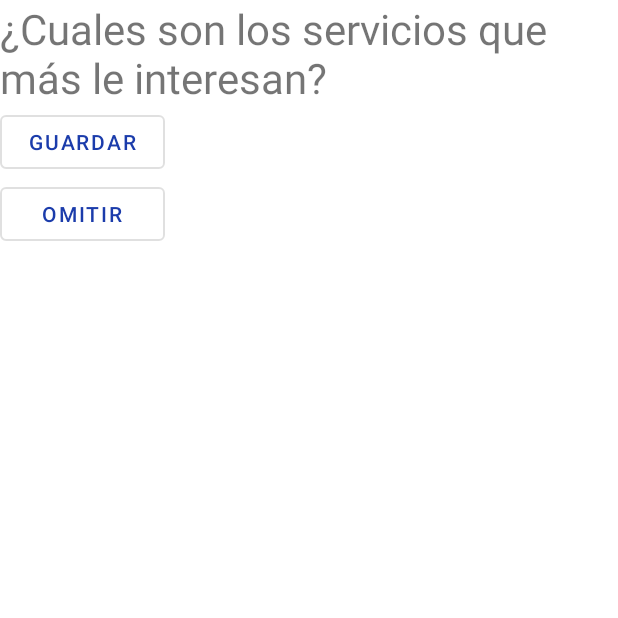
After one commit to anggonzales/SOSS, an Android app: the CategoriaUsuario screen opened directly, with no data from a screen before it, on a phone screen of 412 x 824 dp, the top half of it. The commit adds this screen. Run offline under Robolectric (Android 15) with nearby library versions, the phone set to English and light mode, and no system bars; our stand-ins replace Firebase (no records; nobody signed in at launch, a user with empty details on screens opened directly).

Commit message:
Listar categoria avance

```diff
--- a/app/src/main/AndroidManifest.xml
+++ b/app/src/main/AndroidManifest.xml
@@ -16,7 +16,8 @@
         android:roundIcon="@mipmap/ic_launcher_round"
         android:supportsRtl="true"
         android:theme="@style/AppTheme">
-        <activity android:name=".PagoServicio"></activity>
+        <activity android:name=".CategoriaUsuario"></activity>
+        <activity android:name=".PagoServicio" />
         <activity android:name=".UbicacionServicio" />
         <activity android:name=".DetalleServicio" />
 
--- /dev/null
+++ b/app/src/main/java/com/example/soss/Adapters/CategoriaAdapter.java
@@ -0,0 +1,70 @@
+package com.example.soss.Adapters;
+
+import android.content.Context;
+import android.content.Intent;
+import android.view.LayoutInflater;
+import android.view.View;
+import android.view.ViewGroup;
+import android.widget.Button;
+import android.widget.CheckBox;
+import android.widget.TextView;
+
+import androidx.recyclerview.widget.RecyclerView;
+
+import com.example.soss.Clases.ClsCategoria;
+import com.example.soss.R;
+
+import java.util.ArrayList;
+
+public class CategoriaAdapter extends RecyclerView.Adapter<CategoriaAdapter.ViewHolder> {
+
+    private LayoutInflater inflador;
+    ArrayList<ClsCategoria> datos;
+    Context micontext;
+
+    public CategoriaAdapter(Context context, ArrayList<ClsCategoria> datos) {
+        this.datos = datos;
+        micontext = context;
+        inflador = (LayoutInflater) context
+                .getSystemService(Context.LAYOUT_INFLATER_SERVICE);
+    }
+
+    @Override
+    public ViewHolder onCreateViewHolder(ViewGroup parent, int viewType) {
+        View v = inflador.inflate(R.layout.item_categoria_usuario, parent, false);
+        return new ViewHolder(v);
+    }
+
+    @Override
+    public void onBindViewHolder(CategoriaAdapter.ViewHolder holder, final int i) {
+        //ClsServicio objServicio = datos.get(i);
+        holder.NombreCategoria.setText(datos.get(i).getNombre());
+        //String Inicial = objServicio.getNombre().toUpperCase().substring(0, 1);
+        //holder.InicialLogo.setText(Inicial);
+        holder.itemView.setOnClickListener(new View.OnClickListener() {
+            @Override
+            public void onClick(View v) {
+                /*Intent intent = new Intent(micontext, UbicacionServicio.class);
+                //intent.putExtra("id", datos.get(i).getId());
+                intent.putExtra("Nombre", datos.get(i).getNombre());
+                intent.putExtra("Latitud", datos.get(i).getLatitud());
+                intent.putExtra("Longitud", datos.get(i).getLongitud());
+                micontext.startActivity(intent);*/
+            }
+        });
+    }
+
+    @Override
+    public int getItemCount() {
+        return datos.size();
+    }
+
+    public class ViewHolder extends RecyclerView.ViewHolder {
+        public CheckBox NombreCategoria;
+
+        ViewHolder(View itemView) {
+            super(itemView);
+            NombreCategoria = (CheckBox) itemView.findViewById(R.id.chkCategoria);
+        }
+    }
+}
--- /dev/null
+++ b/app/src/main/java/com/example/soss/CategoriaUsuario.java
@@ -0,0 +1,125 @@
+package com.example.soss;
+
+import androidx.annotation.NonNull;
+import androidx.annotation.Nullable;
+import androidx.appcompat.app.AppCompatActivity;
+import androidx.recyclerview.widget.LinearLayoutManager;
+import androidx.recyclerview.widget.RecyclerView;
+
+import android.content.Intent;
+import android.os.Bundle;
+import android.util.Log;
+import android.view.View;
+import android.widget.Button;
+
+import com.example.soss.Adapters.CategoriaAdapter;
+import com.example.soss.Clases.ClsCategoria;
+import com.example.soss.Clases.ClsCategoriaUsuario;
+import com.google.firebase.database.ChildEventListener;
+import com.google.firebase.database.DataSnapshot;
+import com.google.firebase.database.DatabaseError;
+import com.google.firebase.database.DatabaseReference;
+import com.google.firebase.database.FirebaseDatabase;
+
+import java.util.ArrayList;
+
+public class CategoriaUsuario extends AppCompatActivity {
+
+    private RecyclerView recyclerView;
+    private RecyclerView.LayoutManager layoutManager;
+    private CategoriaAdapter adaptador;
+    private ArrayList<ClsCategoria> misdatos;
+    private ClsCategoria[] categorias;
+    private static final String PATH_CATEGORIA = "Categoria";
+    DatabaseReference reference;
+    ArrayList<String> ServiciosCheck = new ArrayList<String>();
+    private Button check;
+
+
+    @Override
+    protected void onCreate(Bundle savedInstanceState) {
+        super.onCreate(savedInstanceState);
+        setContentView(R.layout.activity_categoria_usuario);
+        recyclerView = findViewById(R.id.rcvListaCategorias);
+        check = (Button) findViewById(R.id.btnGuardar);
+        reference = FirebaseDatabase.getInstance().getReference(PATH_CATEGORIA);
+        misdatos = new ArrayList<>();
+        adaptador = new CategoriaAdapter(this, misdatos);
+        recyclerView.setAdapter(adaptador);
+        layoutManager = new LinearLayoutManager(this);
+        recyclerView.setLayoutManager(layoutManager);
+
+        ListarCategorias();
+
+        check.setOnClickListener(new View.OnClickListener() {
+            @Override
+            public void onClick(View v) {
+                for(ClsCategoria cat : misdatos){
+
+                }
+            }
+        });
+    }
+
+    void ListarCategorias() {
+        reference.addChildEventListener(new ChildEventListener() {
+            @Override
+            public void onChildAdded(@NonNull DataSnapshot dataSnapshot, @Nullable String s) {
+                ClsCategoria categoria = dataSnapshot.getValue(ClsCategoria.class);
+                categoria.setId(dataSnapshot.getKey());
+                if (!misdatos.contains(categoria)) {
+                    misdatos.add(categoria);
+                }
+                recyclerView.getAdapter().notifyDataSetChanged();
+            }
+
+            @Override
+            public void onChildChanged(@NonNull DataSnapshot dataSnapshot, @Nullable String s) {
+                ClsCategoria categoria = dataSnapshot.getValue(ClsCategoria.class);
+                categoria.setId(dataSnapshot.getKey());
+                int index = -1;
+                for (ClsCategoria cat : misdatos) {
+                    Log.i("iteracion", cat.getId() + " = " + cat.getId());
+                    index++;
+                    if (cat.getId().equals(cat.getId())) {
+                        misdatos.set(index, cat);
+                        break;
+                    }
+                }
+                recyclerView.getAdapter().notifyDataSetChanged();
+            }
+
+            @Override
+            public void onChildRemoved(@NonNull DataSnapshot dataSnapshot) {
+                ClsCategoria categoria = dataSnapshot.getValue(ClsCategoria.class);
+                categoria.setId(dataSnapshot.getKey());
+                int index = -1;
+                for (ClsCategoria cat : misdatos) {
+                    Log.i("iteracion", cat.getId() + " = " + cat.getId());
+                    index++;
+                    if (cat.getId().equals(cat.getId())) {
+                        misdatos.set(index, cat);
+                        break;
+                    }
+                }
+                recyclerView.getAdapter().notifyDataSetChanged();
+            }
+
+            @Override
+            public void onChildMoved(@NonNull DataSnapshot dataSnapshot, @Nullable String s) {
+
+            }
+
+            @Override
+            public void onCancelled(@NonNull DatabaseError databaseError) {
+
+            }
+        });
+    }
+
+    public void ViewPrincipal(View view) {
+        Intent intent = new Intent(this, Principal.class);
+        startActivity(intent);
+        finish();
+    }
+}
--- a/app/src/main/java/com/example/soss/Principal.java
+++ b/app/src/main/java/com/example/soss/Principal.java
@@ -53,6 +53,9 @@ public class Principal extends AppCompatActivity implements NavigationView.OnNav
             case R.id.activity_acerca:
                 startActivity(new Intent(this, Login.class));
                 break;
+            case R.id.activity_categoria:
+                startActivity(new Intent(this, CategoriaUsuario.class));
+                break;
             case R.id.nav_salir:
                 finish();
                 break;
--- a/app/src/main/java/com/example/soss/PrincipalServicio.java
+++ b/app/src/main/java/com/example/soss/PrincipalServicio.java
@@ -44,10 +44,10 @@ public class PrincipalServicio extends AppCompatActivity {
         layoutManager = new LinearLayoutManager(this);
         recyclerView.setLayoutManager(layoutManager);
 
-        AddItems();
+        ListarEmpresa();
     }
 
-    void AddItems() {
+    void ListarEmpresa() {
         reference.addChildEventListener(new ChildEventListener() {
             @Override
             public void onChildAdded(@NonNull DataSnapshot dataSnapshot, @Nullable String s) {
--- a/app/src/main/java/com/example/soss/Slider.java
+++ b/app/src/main/java/com/example/soss/Slider.java
@@ -54,7 +54,7 @@ public class Slider extends AppCompatActivity {
                 if(next < mDots.length){
                     viewPager.setCurrentItem(next);
                 }else {
-                    Intent intent = new Intent(Slider.this, Principal.class);
+                    Intent intent = new Intent(Slider.this, CategoriaUsuario.class);
                     startActivity(intent);
                     finish();
                 }
--- /dev/null
+++ b/app/src/main/res/layout/activity_categoria_usuario.xml
@@ -0,0 +1,52 @@
+<?xml version="1.0" encoding="utf-8"?>
+<RelativeLayout xmlns:android="http://schemas.android.com/apk/res/android"
+    xmlns:app="http://schemas.android.com/apk/res-auto"
+    xmlns:tools="http://schemas.android.com/tools"
+    android:layout_width="match_parent"
+    android:layout_height="match_parent"
+    android:orientation="vertical"
+    tools:context=".CategoriaUsuario">
+
+    <LinearLayout
+        android:layout_width="match_parent"
+        android:layout_height="match_parent"
+        android:orientation="vertical">
+
+        <TextView
+            android:id="@+id/titulo"
+            android:layout_width="match_parent"
+            android:layout_height="wrap_content"
+            android:text="¿Cuales son los servicios que más le interesan?"
+            android:textSize="28sp" />
+
+        <androidx.recyclerview.widget.RecyclerView
+            android:id="@+id/rcvListaCategorias"
+            android:layout_width="match_parent"
+            android:layout_height="wrap_content"
+            android:layout_marginLeft="10dp"
+            android:layout_marginRight="10dp" />
+
+        <Button
+            android:id="@+id/btnGuardar"
+            style="@style/Widget.MaterialComponents.Button.OutlinedButton"
+            android:layout_width="110dp"
+            android:layout_height="wrap_content"
+            android:text="Guardar"
+            app:layout_constraintBottom_toBottomOf="parent"
+            app:layout_constraintEnd_toEndOf="parent"
+            app:layout_constraintHorizontal_bias="0.894"
+            app:layout_constraintStart_toStartOf="parent"
+            app:layout_constraintTop_toTopOf="parent"
+            app:layout_constraintVertical_bias="0.969" />
+
+        <Button
+            android:id="@+id/btnOmitir"
+            style="@style/Widget.MaterialComponents.Button.OutlinedButton"
+            android:layout_width="110dp"
+            android:layout_height="wrap_content"
+            android:text="Omitir"
+            android:onClick="ViewPrincipal"/>
+
+    </LinearLayout>
+
+</RelativeLayout>
--- a/app/src/main/res/menu/menu_principal.xml
+++ b/app/src/main/res/menu/menu_principal.xml
@@ -13,6 +13,9 @@
         <item android:title="Acerca de"
             android:icon="@drawable/common_google_signin_btn_icon_dark_normal"
             android:id="@+id/activity_acerca"/>
+        <item android:title="Categorias"
+            android:icon="@drawable/common_google_signin_btn_icon_dark_normal"
+            android:id="@+id/activity_categoria"/>
         <item android:id="@+id/nav_salir"
             android:icon="@drawable/common_google_signin_btn_icon_dark_normal"
             android:title="Salir" />
--- a/app/src/main/res/values/styles.xml
+++ b/app/src/main/res/values/styles.xml
@@ -7,5 +7,6 @@
         <item name="colorPrimary">@color/colorPrimary</item>
         <item name="colorPrimaryDark">@color/colorPrimaryDark</item>
         <item name="colorAccent">@color/colorAccent</item>
+
     </style>
 </resources>
```
Also changed, not shown: app/src/main/java/com/example/soss/Clases/ClsCategoria.java (added, +44 -0 lines), app/src/main/java/com/example/soss/Clases/ClsCategoriaUsuario.java (added, +41 -0 lines), app/src/main/res/layout/item_categoria_usuario.xml (added, +19 -0 lines).
